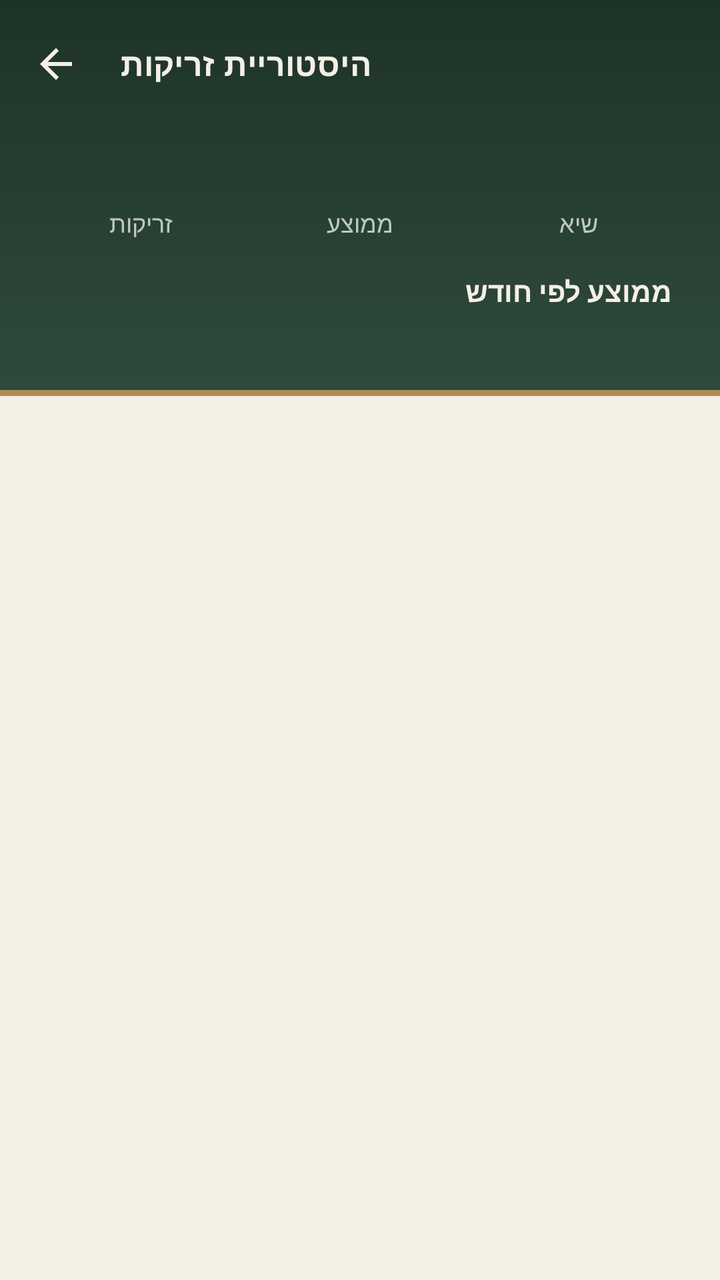
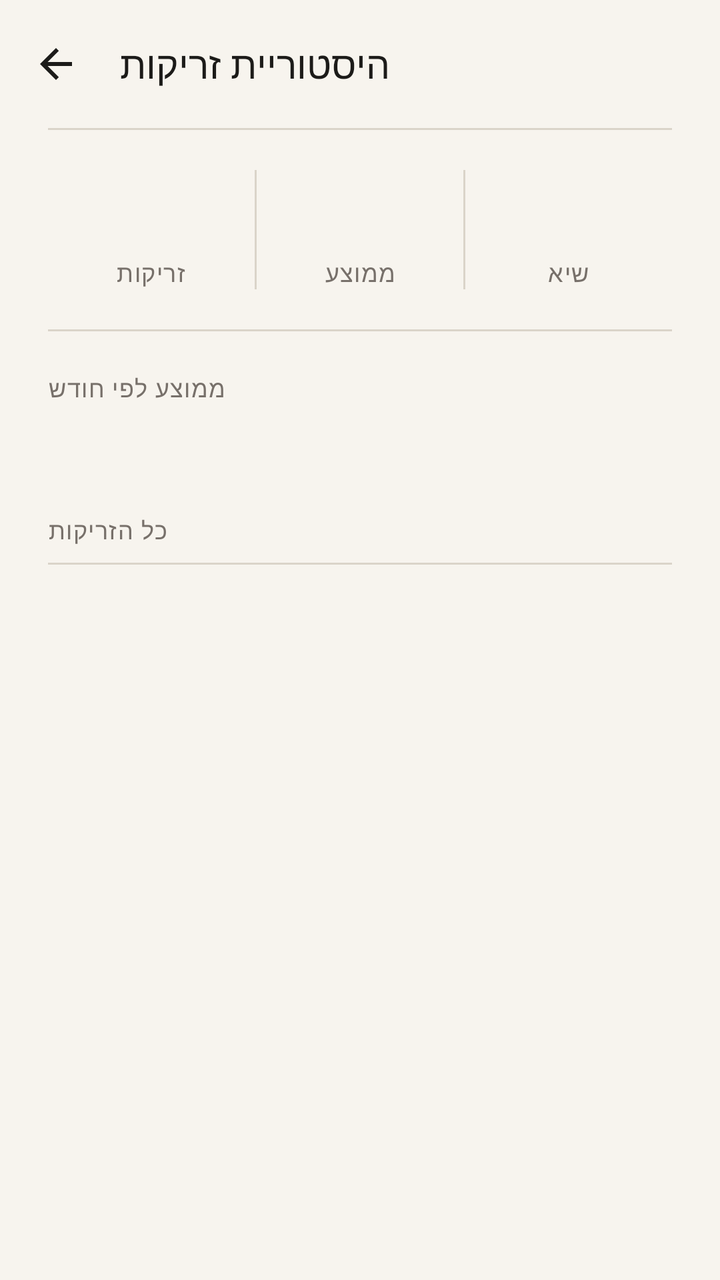

Screens rendered from an Android XML layout before and after an edit, with the pre-edit source and the edit as a unified diff.
<!-- AndroidManifest.xml: application theme Theme.BasketballShotAnalyzer -->
<!-- res/layout/activity_history.xml -->
<?xml version="1.0" encoding="utf-8"?>
<LinearLayout xmlns:android="http://schemas.android.com/apk/res/android"
    xmlns:app="http://schemas.android.com/apk/res-auto"
    android:layout_width="match_parent"
    android:layout_height="match_parent"
    android:background="@color/background"
    android:orientation="vertical">

    
    <LinearLayout
        android:layout_width="match_parent"
        android:layout_height="wrap_content"
        android:background="@drawable/bg_header"
        android:orientation="vertical"
        android:paddingBottom="20dp">

        <com.google.android.material.appbar.MaterialToolbar
            android:id="@+id/toolbar"
            android:layout_width="match_parent"
            android:layout_height="?attr/actionBarSize"
            app:navigationContentDescription="@string/btn_back"
            app:navigationIcon="@drawable/ic_arrow_back"
            app:navigationIconTint="@color/text_on_dark"
            app:title="@string/history_title"
            app:titleTextAppearance="@style/TextAppearance.App.SectionTitle"
            app:titleTextColor="@color/text_on_dark" />

        <LinearLayout
            android:layout_width="match_parent"
            android:layout_height="wrap_content"
            android:layout_marginHorizontal="16dp"
            android:layout_marginTop="4dp"
            android:orientation="horizontal">

                <LinearLayout
                    android:layout_width="0dp"
                    android:layout_height="wrap_content"
                    android:layout_weight="1"
                    android:gravity="center_horizontal"
                    android:orientation="vertical">

                    <TextView
                        android:id="@+id/textStatTotal"
                        android:layout_width="wrap_content"
                        android:layout_height="wrap_content"
                        android:textColor="@color/text_on_dark"
                        android:fontFamily="serif"
                        android:textSize="26sp"
                        android:textStyle="bold" />

                    <TextView
                        android:layout_width="wrap_content"
                        android:layout_height="wrap_content"
                        android:text="@string/stat_total"
                        android:textColor="@color/text_on_dark_secondary"
                        android:textSize="12sp" />
                </LinearLayout>
                <LinearLayout
                    android:layout_width="0dp"
                    android:layout_height="wrap_content"
                    android:layout_weight="1"
                    android:gravity="center_horizontal"
                    android:orientation="vertical">

                    <TextView
                        android:id="@+id/textStatAverage"
                        android:layout_width="wrap_content"
                        android:layout_height="wrap_content"
                        android:textColor="@color/brass_light"
                        android:fontFamily="serif"
                        android:textSize="26sp"
                        android:textStyle="bold" />

                    <TextView
                        android:layout_width="wrap_content"
                        android:layout_height="wrap_content"
                        android:text="@string/stat_average"
                        android:textColor="@color/text_on_dark_secondary"
                        android:textSize="12sp" />
                </LinearLayout>
                <LinearLayout
                    android:layout_width="0dp"
                    android:layout_height="wrap_content"
                    android:layout_weight="1"
                    android:gravity="center_horizontal"
                    android:orientation="vertical">

                    <TextView
                        android:id="@+id/textStatBest"
                        android:layout_width="wrap_content"
                        android:layout_height="wrap_content"
                        android:textColor="@color/text_on_dark"
                        android:fontFamily="serif"
                        android:textSize="26sp"
                        android:textStyle="bold" />

                    <TextView
                        android:layout_width="wrap_content"
                        android:layout_height="wrap_content"
                        android:text="@string/stat_best"
                        android:textColor="@color/text_on_dark_secondary"
                        android:textSize="12sp" />
                </LinearLayout>
        </LinearLayout>

        <TextView
            android:layout_width="match_parent"
            android:layout_height="wrap_content"
            android:layout_marginHorizontal="24dp"
            android:layout_marginTop="16dp"
            android:text="@string/monthly_title"
            android:textColor="@color/text_on_dark"
            android:textStyle="bold" />

        <TextView
            android:id="@+id/textMonthly"
            android:layout_width="match_parent"
            android:layout_height="wrap_content"
            android:layout_marginHorizontal="24dp"
            android:layout_marginTop="4dp"
            android:lineSpacingExtra="2dp"
            android:textColor="@color/text_on_dark_secondary" />
    </LinearLayout>

    <TextView
        android:id="@+id/textEmpty"
        android:layout_width="match_parent"
        android:layout_height="wrap_content"
        android:layout_marginHorizontal="32dp"
        android:layout_marginTop="48dp"
        android:drawablePadding="12dp"
        android:gravity="center"
        android:text="@string/history_empty"
        android:textColor="@color/text_secondary"
        android:visibility="gone"
        app:drawableTopCompat="@drawable/ic_basketball" />

    <androidx.recyclerview.widget.RecyclerView
        android:id="@+id/recyclerShots"
        android:layout_width="match_parent"
        android:layout_height="0dp"
        android:layout_weight="1"
        android:clipToPadding="false"
        android:padding="16dp" />
</LinearLayout>
<!-- resources referenced by this layout -->
<resources>
  <color name="background">#F5F0E6</color>
  <color name="brass_light">#D9C08F</color>
  <color name="text_on_dark">#F5F0E6</color>
  <color name="text_on_dark_secondary">#BFC9BF</color>
  <color name="text_secondary">#6E6259</color>
  <!-- drawable bg_header (drawable) -->
  <?xml version="1.0" encoding="utf-8"?>
  <layer-list xmlns:android="http://schemas.android.com/apk/res/android">
      <item>
          <shape android:shape="rectangle">
              <solid android:color="@color/brass" />
          </shape>
      </item>
      <item android:bottom="3dp">
          <shape android:shape="rectangle">
              <gradient
                  android:angle="270"
                  android:endColor="@color/forest_light"
                  android:startColor="@color/forest" />
          </shape>
      </item>
  </layer-list>
  <!-- drawable ic_basketball (drawable) -->
  <?xml version="1.0" encoding="utf-8"?>
  <vector xmlns:android="http://schemas.android.com/apk/res/android"
      android:width="48dp"
      android:height="48dp"
      android:viewportWidth="24"
      android:viewportHeight="24">
      <path
          android:fillColor="#6B1E23"
          android:strokeColor="#B08D57"
          android:strokeWidth="0.8"
          android:pathData="M12,2.5A9.5,9.5 0,1 1,12,21.5A9.5,9.5 0,1 1,12,2.5Z" />
      <path
          android:strokeColor="#D9C08F"
          android:strokeWidth="0.6"
          android:pathData="M2.5,12H21.5M12,2.5V21.5M5.3,5.3C8.8,8.8 8.8,15.2 5.3,18.7M18.7,5.3C15.2,8.8 15.2,15.2 18.7,18.7" />
  </vector>
  <string name="btn_back">חזרה</string>
  <string name="history_empty">עדיין אין זריקות. נתח זריקה ראשונה במסך הראשי!</string>
  <string name="history_title">היסטוריית זריקות</string>
  <string name="monthly_title">ממוצע לפי חודש</string>
  <string name="stat_average">ממוצע</string>
  <string name="stat_best">שיא</string>
  <string name="stat_total">זריקות</string>
  <style name="TextAppearance.App.SectionTitle" parent="TextAppearance.Material3.TitleMedium">
          <item name="android:fontFamily">serif</item>
          <item name="android:textColor">@color/text_primary</item>
          <item name="android:textStyle">bold</item>
      </style>
  <style name="Theme.BasketballShotAnalyzer" parent="Theme.Material3.Light.NoActionBar">
          <item name="colorPrimary">@color/primary</item>
          <item name="colorOnPrimary">@color/text_on_dark</item>
          <item name="colorPrimaryContainer">@color/primary_container</item>
          <item name="colorOnPrimaryContainer">@color/primary_dark</item>
          <item name="colorSecondary">@color/forest_light</item>
          <item name="colorOnSecondary">@color/text_on_dark</item>
          <item name="colorSecondaryContainer">@color/primary_container</item>
          <item name="colorOnSecondaryContainer">@color/primary_dark</item>
          <item name="colorSurface">@color/surface</item>
          <item name="colorOnSurface">@color/text_primary</item>
          <item name="colorOutline">@color/outline</item>
          <item name="colorError">@color/error</item>
          <item name="android:colorBackground">@color/background</item>
          <item name="android:statusBarColor">@color/forest</item>
          <item name="android:windowLightStatusBar">false</item>
      </style>
  <color name="brass">#B08D57</color>
  <color name="forest_light">#2F4A3C</color>
  <color name="forest">#1E3328</color>
  <color name="text_primary">#2B2420</color>
  <color name="primary">#6B1E23</color>
  <color name="primary_container">#EFE4D2</color>
  <color name="primary_dark">#4A1418</color>
  <color name="surface">#FBF8F2</color>
  <color name="outline">#D9CFBF</color>
  <color name="error">#8E2C2C</color>
  <!-- unchanged entries left out for length: 1 -->
</resources>

<!-- the commit's change to res/layout/activity_history.xml (unified diff, before → after) -->
@@ -3,123 +3,137 @@
     xmlns:app="http://schemas.android.com/apk/res-auto"
     android:layout_width="match_parent"
     android:layout_height="match_parent"
-    android:background="@color/background"
+    android:background="@color/ivory"
     android:orientation="vertical">
 
-    
+    <com.google.android.material.appbar.MaterialToolbar
+        android:id="@+id/toolbar"
+        android:layout_width="match_parent"
+        android:layout_height="?attr/actionBarSize"
+        android:background="@color/ivory"
+        app:navigationContentDescription="@string/btn_back"
+        app:navigationIcon="@drawable/ic_arrow_back"
+        app:navigationIconTint="@color/ink"
+        app:title="@string/history_title"
+        app:titleTextAppearance="@style/TextAppearance.App.Title" />
+
     <LinearLayout
         android:layout_width="match_parent"
         android:layout_height="wrap_content"
-        android:background="@drawable/bg_header"
         android:orientation="vertical"
-        android:paddingBottom="20dp">
+        android:paddingHorizontal="24dp">
 
-        <com.google.android.material.appbar.MaterialToolbar
-            android:id="@+id/toolbar"
-            android:layout_width="match_parent"
-            android:layout_height="?attr/actionBarSize"
-            app:navigationContentDescription="@string/btn_back"
-            app:navigationIcon="@drawable/ic_arrow_back"
-            app:navigationIconTint="@color/text_on_dark"
-            app:title="@string/history_title"
-            app:titleTextAppearance="@style/TextAppearance.App.SectionTitle"
-            app:titleTextColor="@color/text_on_dark" />
+        <View style="@style/App.Hairline" />
 
+        
         <LinearLayout
             android:layout_width="match_parent"
             android:layout_height="wrap_content"
-            android:layout_marginHorizontal="16dp"
-            android:layout_marginTop="4dp"
-            android:orientation="horizontal">
+            android:orientation="horizontal"
+            android:paddingVertical="20dp">
 
-                <LinearLayout
-                    android:layout_width="0dp"
+            <LinearLayout
+                android:layout_width="0dp"
+                android:layout_height="wrap_content"
+                android:layout_weight="1"
+                android:gravity="center_horizontal"
+                android:orientation="vertical">
+
+                <TextView
+                    android:id="@+id/textStatTotal"
+                    android:layout_width="wrap_content"
                     android:layout_height="wrap_content"
-                    android:layout_weight="1"
-                    android:gravity="center_horizontal"
-                    android:orientation="vertical">
+                    android:textAppearance="@style/TextAppearance.App.Display"
+                    android:textColor="@color/ink"
+                    android:textSize="32sp" />
 
-                    <TextView
-                        android:id="@+id/textStatTotal"
-                        android:layout_width="wrap_content"
-                        android:layout_height="wrap_content"
-                        android:textColor="@color/text_on_dark"
-                        android:fontFamily="serif"
-                        android:textSize="26sp"
-                        android:textStyle="bold" />
+                <TextView
+                    android:layout_width="wrap_content"
+                    android:layout_height="wrap_content"
+                    android:text="@string/stat_total"
+                    android:textAppearance="@style/TextAppearance.App.Label" />
+            </LinearLayout>
+            <View
+                android:layout_width="1dp"
+                android:layout_height="match_parent"
+                android:background="@color/hairline" />
 
-                    <TextView
-                        android:layout_width="wrap_content"
-                        android:layout_height="wrap_content"
-                        android:text="@string/stat_total"
-                        android:textColor="@color/text_on_dark_secondary"
-                        android:textSize="12sp" />
-                </LinearLayout>
-                <LinearLayout
-                    android:layout_width="0dp"
+            <LinearLayout
+                android:layout_width="0dp"
+                android:layout_height="wrap_content"
+                android:layout_weight="1"
+                android:gravity="center_horizontal"
+                android:orientation="vertical">
+
+                <TextView
+                    android:id="@+id/textStatAverage"
+                    android:layout_width="wrap_content"
                     android:layout_height="wrap_content"
-                    android:layout_weight="1"
-                    android:gravity="center_horizontal"
-                    android:orientation="vertical">
+                    android:textAppearance="@style/TextAppearance.App.Display"
+                    android:textColor="@color/accent"
+                    android:textSize="32sp" />
 
-                    <TextView
-                        android:id="@+id/textStatAverage"
-                        android:layout_width="wrap_content"
-                        android:layout_height="wrap_content"
-                        android:textColor="@color/brass_light"
-                        android:fontFamily="serif"
-                        android:textSize="26sp"
-                        android:textStyle="bold" />
+                <TextView
+                    android:layout_width="wrap_content"
+                    android:layout_height="wrap_content"
+                    android:text="@string/stat_average"
+                    android:textAppearance="@style/TextAppearance.App.Label" />
+            </LinearLayout>
+            <View
+                android:layout_width="1dp"
+                android:layout_height="match_parent"
+                android:background="@color/hairline" />
 
-                    <TextView
-                        android:layout_width="wrap_content"
-                        android:layout_height="wrap_content"
-                        android:text="@string/stat_average"
-                        android:textColor="@color/text_on_dark_secondary"
-                        android:textSize="12sp" />
-                </LinearLayout>
-                <LinearLayout
-                    android:layout_width="0dp"
+            <LinearLayout
+                android:layout_width="0dp"
+                android:layout_height="wrap_content"
+                android:layout_weight="1"
+                android:gravity="center_horizontal"
+                android:orientation="vertical">
+
+                <TextView
+                    android:id="@+id/textStatBest"
+                    android:layout_width="wrap_content"
                     android:layout_height="wrap_content"
-                    android:layout_weight="1"
-                    android:gravity="center_horizontal"
-                    android:orientation="vertical">
+                    android:textAppearance="@style/TextAppearance.App.Display"
+                    android:textColor="@color/ink"
+                    android:textSize="32sp" />
 
-                    <TextView
-                        android:id="@+id/textStatBest"
-                        android:layout_width="wrap_content"
-                        android:layout_height="wrap_content"
-                        android:textColor="@color/text_on_dark"
-                        android:fontFamily="serif"
-                        android:textSize="26sp"
-                        android:textStyle="bold" />
-
-                    <TextView
-                        android:layout_width="wrap_content"
-                        android:layout_height="wrap_content"
-                        android:text="@string/stat_best"
-                        android:textColor="@color/text_on_dark_secondary"
-                        android:textSize="12sp" />
-                </LinearLayout>
+                <TextView
+                    android:layout_width="wrap_content"
+                    android:layout_height="wrap_content"
+                    android:text="@string/stat_best"
+                    android:textAppearance="@style/TextAppearance.App.Label" />
+            </LinearLayout>
         </LinearLayout>
 
+        <View style="@style/App.Hairline" />
+
         <TextView
-            android:layout_width="match_parent"
+            android:layout_width="wrap_content"
             android:layout_height="wrap_content"
-            android:layout_marginHorizontal="24dp"
-            android:layout_marginTop="16dp"
+            android:layout_marginTop="20dp"
             android:text="@string/monthly_title"
-            android:textColor="@color/text_on_dark"
-            android:textStyle="bold" />
+            android:textAppearance="@style/TextAppearance.App.Label" />
 
         <TextView
             android:id="@+id/textMonthly"
             android:layout_width="match_parent"
             android:layout_height="wrap_content"
-            android:layout_marginHorizontal="24dp"
-            android:layout_marginTop="4dp"
-            android:lineSpacingExtra="2dp"
-            android:textColor="@color/text_on_dark_secondary" />
+            android:layout_marginTop="6dp"
+            android:lineSpacingExtra="4dp"
+            android:textAppearance="@style/TextAppearance.App.Body"
+            android:textColor="@color/ink" />
+
+        <TextView
+            android:layout_width="wrap_content"
+            android:layout_height="wrap_content"
+            android:layout_marginTop="28dp"
+            android:layout_marginBottom="8dp"
+            android:text="@string/history_list_title"
+            android:textAppearance="@style/TextAppearance.App.Label" />
+
+        <View style="@style/App.Hairline" />
     </LinearLayout>
 
     <TextView
@@ -127,13 +141,11 @@
         android:layout_width="match_parent"
         android:layout_height="wrap_content"
         android:layout_marginHorizontal="32dp"
-        android:layout_marginTop="48dp"
-        android:drawablePadding="12dp"
+        android:layout_marginTop="40dp"
         android:gravity="center"
         android:text="@string/history_empty"
-        android:textColor="@color/text_secondary"
-        android:visibility="gone"
-        app:drawableTopCompat="@drawable/ic_basketball" />
+        android:textAppearance="@style/TextAppearance.App.Body"
+        android:visibility="gone" />
 
     <androidx.recyclerview.widget.RecyclerView
         android:id="@+id/recyclerShots"
@@ -141,5 +153,6 @@
         android:layout_height="0dp"
         android:layout_weight="1"
         android:clipToPadding="false"
-        android:padding="16dp" />
+        android:paddingHorizontal="24dp"
+        android:paddingBottom="24dp" />
 </LinearLayout>
<!-- resource entries referenced after the edit -->
@@ -1,82 +1,60 @@
 <!-- resources referenced by this layout -->
 <resources>
-  <color name="background">#F5F0E6</color>
-  <color name="brass_light">#D9C08F</color>
-  <color name="text_on_dark">#F5F0E6</color>
-  <color name="text_on_dark_secondary">#BFC9BF</color>
-  <color name="text_secondary">#6E6259</color>
-  <!-- drawable bg_header (drawable) -->
-  <?xml version="1.0" encoding="utf-8"?>
-  <layer-list xmlns:android="http://schemas.android.com/apk/res/android">
-      <item>
-          <shape android:shape="rectangle">
-              <solid android:color="@color/brass" />
-          </shape>
-      </item>
-      <item android:bottom="3dp">
-          <shape android:shape="rectangle">
-              <gradient
-                  android:angle="270"
-                  android:endColor="@color/forest_light"
-                  android:startColor="@color/forest" />
-          </shape>
-      </item>
-  </layer-list>
-  <!-- drawable ic_basketball (drawable) -->
-  <?xml version="1.0" encoding="utf-8"?>
-  <vector xmlns:android="http://schemas.android.com/apk/res/android"
-      android:width="48dp"
-      android:height="48dp"
-      android:viewportWidth="24"
-      android:viewportHeight="24">
-      <path
-          android:fillColor="#6B1E23"
-          android:strokeColor="#B08D57"
-          android:strokeWidth="0.8"
-          android:pathData="M12,2.5A9.5,9.5 0,1 1,12,21.5A9.5,9.5 0,1 1,12,2.5Z" />
-      <path
-          android:strokeColor="#D9C08F"
-          android:strokeWidth="0.6"
-          android:pathData="M2.5,12H21.5M12,2.5V21.5M5.3,5.3C8.8,8.8 8.8,15.2 5.3,18.7M18.7,5.3C15.2,8.8 15.2,15.2 18.7,18.7" />
-  </vector>
+  <color name="accent">#5A1A1F</color>
+  <color name="hairline">#DAD4C9</color>
+  <color name="ink">#1C1B19</color>
+  <color name="ivory">#F7F4EE</color>
   <string name="btn_back">חזרה</string>
   <string name="history_empty">עדיין אין זריקות. נתח זריקה ראשונה במסך הראשי!</string>
+  <string name="history_list_title">כל הזריקות</string>
   <string name="history_title">היסטוריית זריקות</string>
   <string name="monthly_title">ממוצע לפי חודש</string>
   <string name="stat_average">ממוצע</string>
   <string name="stat_best">שיא</string>
   <string name="stat_total">זריקות</string>
-  <style name="TextAppearance.App.SectionTitle" parent="TextAppearance.Material3.TitleMedium">
+  <style name="App.Hairline">
+          <item name="android:layout_width">match_parent</item>
+          <item name="android:layout_height">1dp</item>
+          <item name="android:background">@color/hairline</item>
+      </style>
+  <style name="TextAppearance.App.Body" parent="TextAppearance.Material3.BodyLarge">
+          <item name="android:fontFamily">sans-serif</item>
+          <item name="android:textColor">@color/ink_secondary</item>
+          <item name="android:textSize">15sp</item>
+      </style>
+  <style name="TextAppearance.App.Display" parent="TextAppearance.Material3.DisplaySmall">
           <item name="android:fontFamily">serif</item>
-          <item name="android:textColor">@color/text_primary</item>
-          <item name="android:textStyle">bold</item>
+          <item name="android:textColor">@color/ink</item>
+          <item name="android:textSize">34sp</item>
+      </style>
+  <style name="TextAppearance.App.Label" parent="TextAppearance.Material3.LabelMedium">
+          <item name="android:fontFamily">sans-serif-medium</item>
+          <item name="android:textColor">@color/ink_secondary</item>
+          <item name="android:textSize">12sp</item>
+          <item name="android:letterSpacing">0.04</item>
+      </style>
+  <style name="TextAppearance.App.Title" parent="TextAppearance.Material3.TitleLarge">
+          <item name="android:fontFamily">serif</item>
+          <item name="android:textColor">@color/ink</item>
+          <item name="android:textSize">19sp</item>
       </style>
   <style name="Theme.BasketballShotAnalyzer" parent="Theme.Material3.Light.NoActionBar">
-          <item name="colorPrimary">@color/primary</item>
-          <item name="colorOnPrimary">@color/text_on_dark</item>
-          <item name="colorPrimaryContainer">@color/primary_container</item>
-          <item name="colorOnPrimaryContainer">@color/primary_dark</item>
-          <item name="colorSecondary">@color/forest_light</item>
-          <item name="colorOnSecondary">@color/text_on_dark</item>
-          <item name="colorSecondaryContainer">@color/primary_container</item>
-          <item name="colorOnSecondaryContainer">@color/primary_dark</item>
-          <item name="colorSurface">@color/surface</item>
-          <item name="colorOnSurface">@color/text_primary</item>
-          <item name="colorOutline">@color/outline</item>
+          <item name="colorPrimary">@color/ink</item>
+          <item name="colorOnPrimary">@color/ivory</item>
+          <item name="colorPrimaryContainer">@color/hairline</item>
+          <item name="colorOnPrimaryContainer">@color/ink</item>
+          <item name="colorSecondary">@color/accent</item>
+          <item name="colorOnSecondary">@color/ivory</item>
+          <item name="colorSurface">@color/ivory</item>
+          <item name="colorOnSurface">@color/ink</item>
+          <item name="colorOnSurfaceVariant">@color/ink_secondary</item>
+          <item name="colorOutline">@color/hairline</item>
           <item name="colorError">@color/error</item>
-          <item name="android:colorBackground">@color/background</item>
-          <item name="android:statusBarColor">@color/forest</item>
-          <item name="android:windowLightStatusBar">false</item>
+          <item name="android:colorBackground">@color/ivory</item>
+          <item name="android:statusBarColor">@color/ivory</item>
+          <item name="android:windowLightStatusBar">true</item>
       </style>
-  <color name="brass">#B08D57</color>
-  <color name="forest_light">#2F4A3C</color>
-  <color name="forest">#1E3328</color>
-  <color name="text_primary">#2B2420</color>
-  <color name="primary">#6B1E23</color>
-  <color name="primary_container">#EFE4D2</color>
-  <color name="primary_dark">#4A1418</color>
-  <color name="surface">#FBF8F2</color>
-  <color name="outline">#D9CFBF</color>
+  <color name="ink_secondary">#77706A</color>
   <color name="error">#8E2C2C</color>
   <!-- unchanged entries left out for length: 1 -->
 </resources>
